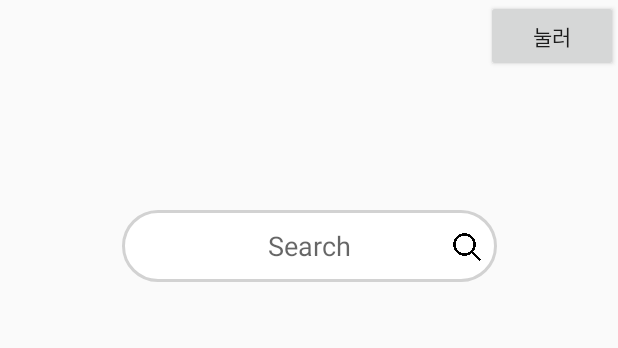
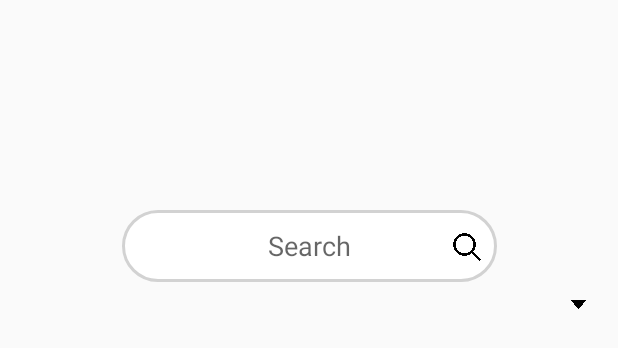
Before and after one commit to dogdduddy/ingredient, an Android app: the layout fragment_search.xml on its own in the app's theme, with its tools: preview values and no code run, on a phone screen of 412 x 824 dp. Shown: the top 348 px of the screen. Run offline under Robolectric (Android 15) with nearby library versions, the phone set to English and light mode, and no system bars.

Commit message:
feat(chipgroup) : ChipGroup 정렬 변경 버튼 이미지 추가

```diff
--- a/app/src/main/java/com/example/ingredient/src/search/Search.kt
+++ b/app/src/main/java/com/example/ingredient/src/search/Search.kt
@@ -63,12 +63,14 @@ class Search : Fragment() {
             }
             handled
         }
-        binding.testBtn3.setOnClickListener {
+        binding.chipgroupDrawerBtn.setOnClickListener {
             if(binding.chipGroup.isSingleLine == true) {
                 binding.chipGroup.setSingleLine(false)
+                binding.chipgroupDrawerBtn.rotation = 270f
             }
             else {
                 binding.chipGroup.setSingleLine(true)
+                binding.chipgroupDrawerBtn.rotation = 90f
             }
             binding.chipGroup.requestLayout()
         }
--- a/app/src/main/res/layout/fragment_search.xml
+++ b/app/src/main/res/layout/fragment_search.xml
@@ -37,13 +37,18 @@
         app:layout_constraintVertical_bias="1.0"
         tools:ignore="TouchTargetSizeCheck,SpeakableTextPresentCheck" />
 
-    <Button
-        android:id="@+id/testBtn3"
-        android:layout_width="wrap_content"
-        android:layout_height="wrap_content"
-        android:text="눌러"
-        app:layout_constraintTop_toTopOf="parent"
-        app:layout_constraintEnd_toEndOf="parent"/>
+    <ImageButton
+        android:id="@+id/chipgroup_drawer_btn"
+        android:layout_width="30dp"
+        android:layout_height="30dp"
+        android:src="@drawable/triangle"
+        android:scaleType="fitXY"
+        android:rotation="90"
+        android:padding="10dp"
+        android:background="#00000000"
+        app:layout_constraintTop_toTopOf="@id/chip_group_scroll"
+        app:layout_constraintStart_toEndOf="@+id/chip_group_scroll"/>
+
     <ScrollView
         android:id="@+id/chip_group_scroll"
         android:layout_width="0dp"
@@ -58,8 +63,9 @@
             android:id="@+id/chip_group"
             android:layout_width="match_parent"
             android:layout_height="wrap_content"
-            app:singleLine="false"/>
+            app:singleLine="true"/>
     </ScrollView>
+
 
     <androidx.recyclerview.widget.RecyclerView
         android:paddingTop="70dp"
```
Also changed, not shown: app/src/main/res/drawable-v24/triangle.png (added).
